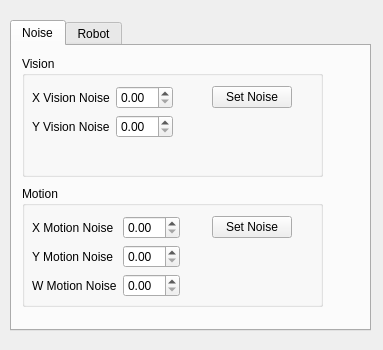
Above: control.ui from haritsahm/monte-carlo-localization before the change. Below: the same form after it.
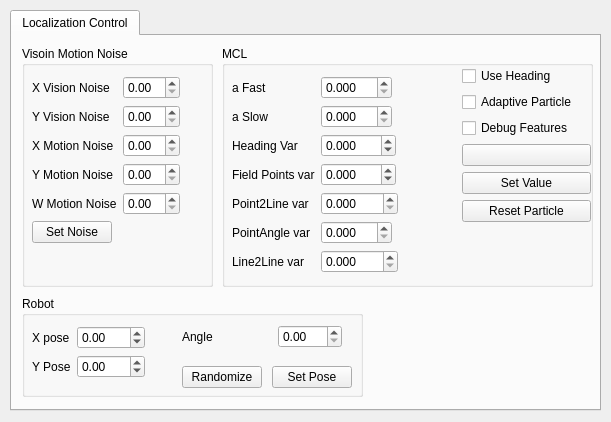
That is the form after the change. The open tabs and pages were chosen to show the change.

```diff
--- a/control.ui
+++ b/control.ui
@@ -6,8 +6,8 @@
    <rect>
     <x>0</x>
     <y>0</y>
-    <width>383</width>
-    <height>350</height>
+    <width>611</width>
+    <height>422</height>
    </rect>
   </property>
   <property name="windowTitle">
@@ -17,37 +17,37 @@
    <property name="geometry">
     <rect>
      <x>10</x>
-     <y>20</y>
-     <width>361</width>
-     <height>311</height>
+     <y>10</y>
+     <width>591</width>
+     <height>401</height>
     </rect>
    </property>
    <property name="currentIndex">
-    <number>1</number>
+    <number>0</number>
    </property>
    <widget class="QWidget" name="tab_noise">
     <attribute name="title">
-     <string>Noise</string>
+     <string>Localization Control</string>
     </attribute>
     <widget class="QGroupBox" name="groupBox">
      <property name="geometry">
       <rect>
        <x>10</x>
        <y>10</y>
-       <width>301</width>
-       <height>121</height>
+       <width>191</width>
+       <height>241</height>
       </rect>
      </property>
      <property name="title">
-      <string>Vision</string>
+      <string>Visoin Motion Noise</string>
      </property>
-     <widget class="QWidget" name="formLayoutWidget">
+     <widget class="QWidget" name="layoutWidget">
       <property name="geometry">
        <rect>
         <x>0</x>
         <y>20</y>
-        <width>182</width>
-        <height>101</height>
+        <width>186</width>
+        <height>211</height>
        </rect>
       </property>
       <layout class="QFormLayout" name="formLayout">
@@ -109,150 +109,86 @@
          </property>
         </widget>
        </item>
-      </layout>
-     </widget>
-     <widget class="QPushButton" name="button_setnoise_vision">
-      <property name="geometry">
-       <rect>
-        <x>190</x>
-        <y>30</y>
-        <width>80</width>
-        <height>22</height>
-       </rect>
-      </property>
-      <property name="text">
-       <string>Set Noise</string>
-      </property>
-     </widget>
-    </widget>
-    <widget class="QGroupBox" name="groupBox_2">
-     <property name="geometry">
-      <rect>
-       <x>10</x>
-       <y>140</y>
-       <width>301</width>
-       <height>121</height>
-      </rect>
-     </property>
-     <property name="title">
-      <string>Motion</string>
-     </property>
-     <widget class="QWidget" name="formLayoutWidget_2">
-      <property name="geometry">
-       <rect>
-        <x>0</x>
-        <y>20</y>
-        <width>190</width>
-        <height>101</height>
-       </rect>
-      </property>
-      <layout class="QFormLayout" name="formLayout_2">
-       <property name="fieldGrowthPolicy">
-        <enum>QFormLayout::ExpandingFieldsGrow</enum>
-       </property>
-       <property name="leftMargin">
-        <number>10</number>
-       </property>
-       <property name="topMargin">
-        <number>10</number>
-       </property>
-       <property name="rightMargin">
-        <number>10</number>
-       </property>
-       <property name="bottomMargin">
-        <number>10</number>
-       </property>
-       <item row="0" column="0">
+       <item row="5" column="0">
+        <widget class="QPushButton" name="button_setnoise">
+         <property name="text">
+          <string>Set Noise</string>
+         </property>
+        </widget>
+       </item>
+       <item row="2" column="0">
         <widget class="QLabel" name="label_4">
          <property name="text">
           <string>X Motion Noise</string>
          </property>
         </widget>
        </item>
-       <item row="0" column="1">
-        <widget class="QDoubleSpinBox" name="dspin_motion_noisex">
-         <property name="minimum">
-          <double>0.000000000000000</double>
-         </property>
-         <property name="maximum">
-          <double>20.000000000000000</double>
-         </property>
-         <property name="singleStep">
-          <double>0.010000000000000</double>
-         </property>
-         <property name="value">
-          <double>0.000000000000000</double>
-         </property>
-        </widget>
-       </item>
-       <item row="1" column="1">
-        <widget class="QDoubleSpinBox" name="dspin_motion_noisey">
-         <property name="minimum">
-          <double>0.000000000000000</double>
-         </property>
-         <property name="maximum">
-          <double>20.000000000000000</double>
-         </property>
-         <property name="singleStep">
-          <double>0.010000000000000</double>
-         </property>
-        </widget>
-       </item>
-       <item row="2" column="1">
-        <widget class="QDoubleSpinBox" name="dspin_motion_noisew">
-         <property name="minimum">
-          <double>0.000000000000000</double>
-         </property>
-         <property name="maximum">
-          <double>20.000000000000000</double>
-         </property>
-         <property name="singleStep">
-          <double>0.010000000000000</double>
-         </property>
-        </widget>
-       </item>
-       <item row="1" column="0">
+       <item row="3" column="0">
         <widget class="QLabel" name="label_5">
          <property name="text">
           <string>Y Motion Noise</string>
          </property>
         </widget>
        </item>
-       <item row="2" column="0">
+       <item row="4" column="0">
         <widget class="QLabel" name="label_6">
          <property name="text">
           <string>W Motion Noise</string>
          </property>
         </widget>
        </item>
+       <item row="2" column="1">
+        <widget class="QDoubleSpinBox" name="dspin_motion_noisex">
+         <property name="minimum">
+          <double>0.000000000000000</double>
+         </property>
+         <property name="maximum">
+          <double>20.000000000000000</double>
+         </property>
+         <property name="singleStep">
+          <double>0.010000000000000</double>
+         </property>
+         <property name="value">
+          <double>0.000000000000000</double>
+         </property>
+        </widget>
+       </item>
+       <item row="3" column="1">
+        <widget class="QDoubleSpinBox" name="dspin_motion_noisey">
+         <property name="minimum">
+          <double>0.000000000000000</double>
+         </property>
+         <property name="maximum">
+          <double>20.000000000000000</double>
+         </property>
+         <property name="singleStep">
+          <double>0.010000000000000</double>
+         </property>
+        </widget>
+       </item>
+       <item row="4" column="1">
+        <widget class="QDoubleSpinBox" name="dspin_motion_noisew">
+         <property name="minimum">
+          <double>0.000000000000000</double>
+         </property>
+         <property name="maximum">
+          <double>20.000000000000000</double>
+         </property>
+         <property name="singleStep">
+          <double>0.010000000000000</double>
+         </property>
+        </widget>
+       </item>
       </layout>
      </widget>
-     <widget class="QPushButton" name="button_setnoise_motion">
-      <property name="geometry">
-       <rect>
-        <x>190</x>
-        <y>30</y>
-        <width>80</width>
-        <height>22</height>
-       </rect>
-      </property>
-      <property name="text">
-       <string>Set Noise</string>
-      </property>
-     </widget>
     </widget>
-   </widget>
-   <widget class="QWidget" name="tab_robot">
-    <attribute name="title">
-     <string>Robot</string>
-    </attribute>
     <widget class="QGroupBox" name="groupBox_3">
      <property name="geometry">
       <rect>
        <x>10</x>
-       <y>10</y>
-       <width>331</width>
-       <height>121</height>
+       <y>260</y>
+       <width>341</width>
+       <height>101</height>
       </rect>
      </property>
      <property name="title">
@@ -264,7 +200,7 @@
         <x>0</x>
         <y>20</y>
         <width>151</width>
-        <height>101</height>
+        <height>72</height>
        </rect>
       </property>
       <layout class="QFormLayout" name="formLayout_3">
@@ -306,6 +242,13 @@
          </property>
         </widget>
        </item>
+       <item row="1" column="0">
+        <widget class="QLabel" name="label_8">
+         <property name="text">
+          <string>Y Pose</string>
+         </property>
+        </widget>
+       </item>
        <item row="1" column="1">
         <widget class="QDoubleSpinBox" name="dspin_robot_posy">
          <property name="sizePolicy">
@@ -325,46 +268,13 @@
          </property>
         </widget>
        </item>
-       <item row="2" column="1">
-        <widget class="QDoubleSpinBox" name="dspin_robot_posw">
-         <property name="sizePolicy">
-          <sizepolicy hsizetype="Maximum" vsizetype="Fixed">
-           <horstretch>0</horstretch>
-           <verstretch>0</verstretch>
-          </sizepolicy>
-         </property>
-         <property name="minimum">
-          <double>0.000000000000000</double>
-         </property>
-         <property name="maximum">
-          <double>360.000000000000000</double>
-         </property>
-         <property name="singleStep">
-          <double>0.100000000000000</double>
-         </property>
-        </widget>
-       </item>
-       <item row="1" column="0">
-        <widget class="QLabel" name="label_8">
-         <property name="text">
-          <string>Y Pose</string>
-         </property>
-        </widget>
-       </item>
-       <item row="2" column="0">
-        <widget class="QLabel" name="label_9">
-         <property name="text">
-          <string>Angle</string>
-         </property>
-        </widget>
-       </item>
       </layout>
      </widget>
      <widget class="QPushButton" name="button_robot_set">
       <property name="geometry">
        <rect>
-        <x>160</x>
-        <y>40</y>
+        <x>250</x>
+        <y>70</y>
         <width>80</width>
         <height>22</height>
        </rect>
@@ -377,7 +287,7 @@
       <property name="geometry">
        <rect>
         <x>160</x>
-        <y>80</y>
+        <y>70</y>
         <width>80</width>
         <height>22</height>
        </rect>
@@ -386,14 +296,52 @@
        <string>Randomize</string>
       </property>
      </widget>
+     <widget class="QWidget" name="horizontalLayoutWidget">
+      <property name="geometry">
+       <rect>
+        <x>160</x>
+        <y>20</y>
+        <width>160</width>
+        <height>41</height>
+       </rect>
+      </property>
+      <layout class="QHBoxLayout" name="horizontalLayout">
+       <item>
+        <widget class="QLabel" name="label_9">
+         <property name="text">
+          <string>Angle</string>
+         </property>
+        </widget>
+       </item>
+       <item>
+        <widget class="QDoubleSpinBox" name="dspin_robot_posw">
+         <property name="sizePolicy">
+          <sizepolicy hsizetype="Maximum" vsizetype="Fixed">
+           <horstretch>0</horstretch>
+           <verstretch>0</verstretch>
+          </sizepolicy>
+         </property>
+         <property name="minimum">
+          <double>0.000000000000000</double>
+         </property>
+         <property name="maximum">
+          <double>360.000000000000000</double>
+         </property>
+         <property name="singleStep">
+          <double>0.100000000000000</double>
+         </property>
+        </widget>
+       </item>
+      </layout>
+     </widget>
     </widget>
     <widget class="QGroupBox" name="groupBox_4">
      <property name="geometry">
       <rect>
-       <x>10</x>
-       <y>150</y>
-       <width>331</width>
-       <height>121</height>
+       <x>210</x>
+       <y>10</y>
+       <width>371</width>
+       <height>241</height>
       </rect>
      </property>
      <property name="title">
@@ -404,8 +352,8 @@
        <rect>
         <x>0</x>
         <y>20</y>
-        <width>171</width>
-        <height>101</height>
+        <width>230</width>
+        <height>221</height>
        </rect>
       </property>
       <layout class="QFormLayout" name="formLayout_4">
@@ -425,65 +373,19 @@
         <number>10</number>
        </property>
        <item row="0" column="0">
-        <widget class="QLabel" name="label_10">
-         <property name="text">
-          <string>Cmps Var</string>
-         </property>
-        </widget>
-       </item>
-       <item row="0" column="1">
-        <widget class="QDoubleSpinBox" name="dspin_mcl_cmvar">
-         <property name="decimals">
-          <number>3</number>
-         </property>
-         <property name="minimum">
-          <double>-100.000000000000000</double>
-         </property>
-         <property name="maximum">
-          <double>100.000000000000000</double>
-         </property>
-         <property name="singleStep">
-          <double>0.010000000000000</double>
-         </property>
-        </widget>
-       </item>
-       <item row="1" column="0">
-        <widget class="QLabel" name="label_3">
-         <property name="text">
-          <string>Vis Var</string>
-         </property>
-        </widget>
-       </item>
-       <item row="1" column="1">
-        <widget class="QDoubleSpinBox" name="dspin_mcl_variance">
-         <property name="decimals">
-          <number>3</number>
-         </property>
-         <property name="minimum">
-          <double>-100.000000000000000</double>
-         </property>
-         <property name="maximum">
-          <double>100.000000000000000</double>
-         </property>
-         <property name="singleStep">
-          <double>0.010000000000000</double>
-         </property>
-        </widget>
-       </item>
-       <item row="2" column="0">
         <widget class="QLabel" name="label_12">
          <property name="text">
           <string>a Fast</string>
          </property>
         </widget>
        </item>
-       <item row="2" column="1">
+       <item row="0" column="1">
         <widget class="QDoubleSpinBox" name="dspin_mcl_afast">
          <property name="decimals">
           <number>3</number>
          </property>
          <property name="minimum">
-          <double>-100.000000000000000</double>
+          <double>0.000000000000000</double>
          </property>
          <property name="maximum">
           <double>100.000000000000000</double>
@@ -496,88 +398,197 @@
          </property>
         </widget>
        </item>
-      </layout>
-     </widget>
-     <widget class="QWidget" name="formLayoutWidget_5">
-      <property name="geometry">
-       <rect>
-        <x>170</x>
-        <y>20</y>
-        <width>161</width>
-        <height>71</height>
-       </rect>
-      </property>
-      <layout class="QFormLayout" name="formLayout_5">
-       <property name="sizeConstraint">
-        <enum>QLayout::SetMaximumSize</enum>
-       </property>
-       <property name="fieldGrowthPolicy">
-        <enum>QFormLayout::ExpandingFieldsGrow</enum>
-       </property>
-       <property name="leftMargin">
-        <number>10</number>
-       </property>
-       <property name="topMargin">
-        <number>10</number>
-       </property>
-       <property name="rightMargin">
-        <number>10</number>
-       </property>
-       <property name="bottomMargin">
-        <number>10</number>
-       </property>
-       <item row="0" column="0">
+       <item row="1" column="0">
         <widget class="QLabel" name="label_13">
          <property name="text">
           <string>a Slow</string>
          </property>
         </widget>
        </item>
-       <item row="0" column="1">
+       <item row="1" column="1">
         <widget class="QDoubleSpinBox" name="dspin_mcl_aslow">
          <property name="decimals">
           <number>3</number>
          </property>
          <property name="minimum">
-          <double>-10.000000000000000</double>
+          <double>0.000000000000000</double>
          </property>
          <property name="maximum">
-          <double>10.000000000000000</double>
+          <double>100.000000000000000</double>
          </property>
          <property name="singleStep">
           <double>0.010000000000000</double>
          </property>
         </widget>
        </item>
-       <item row="1" column="1">
+       <item row="2" column="0">
+        <widget class="QLabel" name="label_10">
+         <property name="text">
+          <string>Heading Var</string>
+         </property>
+        </widget>
+       </item>
+       <item row="2" column="1">
+        <widget class="QDoubleSpinBox" name="dspin_mcl_heading">
+         <property name="decimals">
+          <number>3</number>
+         </property>
+         <property name="minimum">
+          <double>-100.000000000000000</double>
+         </property>
+         <property name="maximum">
+          <double>100.000000000000000</double>
+         </property>
+         <property name="singleStep">
+          <double>0.010000000000000</double>
+         </property>
+        </widget>
+       </item>
+       <item row="3" column="0">
+        <widget class="QLabel" name="label_3">
+         <property name="text">
+          <string>Field Points var</string>
+         </property>
+        </widget>
+       </item>
+       <item row="3" column="1">
+        <widget class="QDoubleSpinBox" name="vision_fieldpts_var">
+         <property name="decimals">
+          <number>3</number>
+         </property>
+         <property name="minimum">
+          <double>-100.000000000000000</double>
+         </property>
+         <property name="maximum">
+          <double>100.000000000000000</double>
+         </property>
+         <property name="singleStep">
+          <double>0.010000000000000</double>
+         </property>
+        </widget>
+       </item>
+       <item row="4" column="0">
+        <widget class="QLabel" name="label_11">
+         <property name="text">
+          <string>Point2Line var</string>
+         </property>
+        </widget>
+       </item>
+       <item row="4" column="1">
+        <widget class="QDoubleSpinBox" name="vision_pt2line_var">
+         <property name="decimals">
+          <number>3</number>
+         </property>
+         <property name="minimum">
+          <double>0.000000000000000</double>
+         </property>
+         <property name="maximum">
+          <double>1000.000000000000000</double>
+         </property>
+         <property name="singleStep">
+          <double>0.010000000000000</double>
+         </property>
+        </widget>
+       </item>
+       <item row="5" column="0">
+        <widget class="QLabel" name="label_14">
+         <property name="text">
+          <string>PointAngle var</string>
+         </property>
+        </widget>
+       </item>
+       <item row="5" column="1">
+        <widget class="QDoubleSpinBox" name="vision_ptangle_var">
+         <property name="decimals">
+          <number>3</number>
+         </property>
+         <property name="minimum">
+          <double>0.000000000000000</double>
+         </property>
+         <property name="maximum">
+          <double>100.000000000000000</double>
+         </property>
+         <property name="singleStep">
+          <double>0.001000000000000</double>
+         </property>
+        </widget>
+       </item>
+       <item row="6" column="0">
+        <widget class="QLabel" name="label_15">
+         <property name="text">
+          <string>Line2Line var</string>
+         </property>
+        </widget>
+       </item>
+       <item row="6" column="1">
+        <widget class="QDoubleSpinBox" name="vision_line2line_var">
+         <property name="decimals">
+          <number>3</number>
+         </property>
+         <property name="maximum">
+          <double>1000.000000000000000</double>
+         </property>
+         <property name="singleStep">
+          <double>0.010000000000000</double>
+         </property>
+        </widget>
+       </item>
+      </layout>
+     </widget>
+     <widget class="QWidget" name="verticalLayoutWidget">
+      <property name="geometry">
+       <rect>
+        <x>240</x>
+        <y>20</y>
+        <width>129</width>
+        <height>158</height>
+       </rect>
+      </property>
+      <layout class="QVBoxLayout" name="verticalLayout">
+       <item>
+        <widget class="QCheckBox" name="vision_heading">
+         <property name="text">
+          <string>Use Heading</string>
+         </property>
+        </widget>
+       </item>
+       <item>
+        <widget class="QCheckBox" name="chkbox_adaptv">
+         <property name="text">
+          <string>Adaptive Particle</string>
+         </property>
+        </widget>
+       </item>
+       <item>
+        <widget class="QCheckBox" name="vision_debug">
+         <property name="text">
+          <string>Debug Features</string>
+         </property>
+        </widget>
+       </item>
+       <item>
+        <widget class="QPushButton" name="vision_selector">
+         <property name="text">
+          <string/>
+         </property>
+        </widget>
+       </item>
+       <item>
         <widget class="QPushButton" name="button_mcl_setparam">
          <property name="text">
-          <string>Set</string>
+          <string>Set Value</string>
          </property>
         </widget>
        </item>
-       <item row="1" column="0">
+       <item>
         <widget class="QPushButton" name="button_mcl_reset">
          <property name="text">
-          <string>Reset</string>
+          <string>Reset Particle</string>
          </property>
         </widget>
        </item>
       </layout>
      </widget>
-     <widget class="QCheckBox" name="chkbox_adaptv">
-      <property name="geometry">
-       <rect>
-        <x>190</x>
-        <y>100</y>
-        <width>127</width>
-        <height>20</height>
-       </rect>
-      </property>
-      <property name="text">
-       <string>Adaptive Particle</string>
-      </property>
-     </widget>
     </widget>
    </widget>
   </widget>
```
